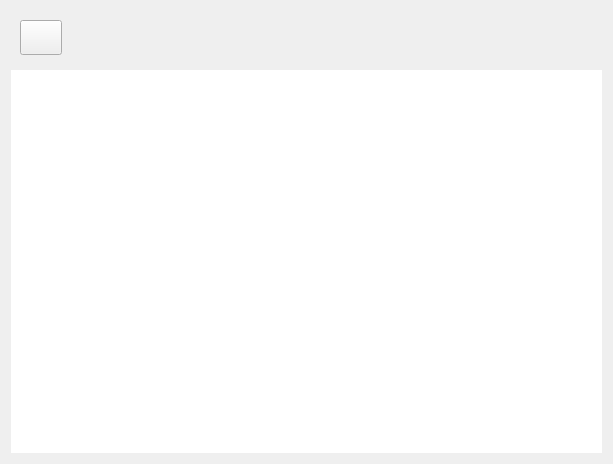
wyc15002105071/Recorder, file widgets/viewer/videoviewer.ui: the form before one commit.
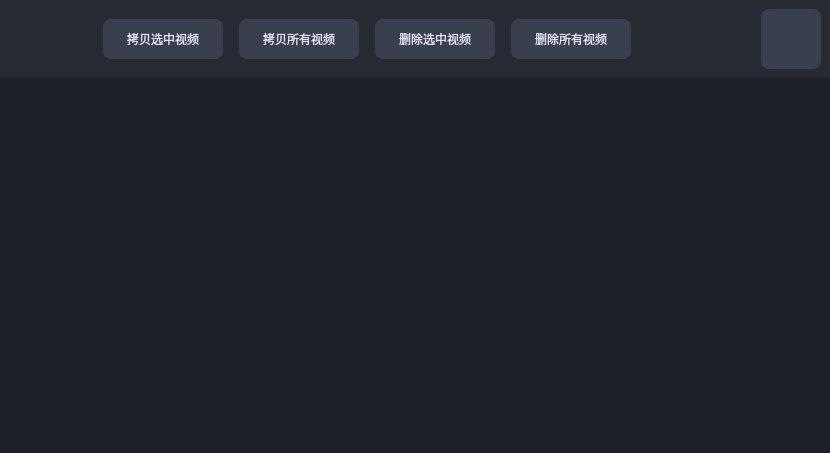
The form after the commit. Icons and pictures are not drawn.

What changed in the file:
```diff
--- a/widgets/viewer/videoviewer.ui
+++ b/widgets/viewer/videoviewer.ui
@@ -6,52 +6,123 @@
    <rect>
     <x>0</x>
     <y>0</y>
-    <width>613</width>
-    <height>464</height>
+    <width>830</width>
+    <height>453</height>
    </rect>
   </property>
   <property name="windowTitle">
    <string>Form</string>
   </property>
   <property name="styleSheet">
-   <string notr="true">#video_list{
+   <string notr="true">#VideoViewer {
+	background-color: rgb(29, 32, 41);
+}
+#video_list{
    color:rgba(255, 255, 255, 1);
 	border:0px;
 	outline:none;
+   
+	background-color: rgb(29, 32, 41);
 }
 
 #video_list::item::selected{
 color:rgba(51, 51, 51, 1);
-background-color: rgb(221, 237, 234, 1);
+background-color: rgba(57, 63, 77, 1);
 }
 
-#back_btn{
-	
-	border-image: url(:/resources/icons/back.png);
-}</string>
+</string>
   </property>
   <layout class="QVBoxLayout" name="verticalLayout">
+   <property name="spacing">
+    <number>0</number>
+   </property>
+   <property name="leftMargin">
+    <number>0</number>
+   </property>
+   <property name="topMargin">
+    <number>0</number>
+   </property>
+   <property name="rightMargin">
+    <number>0</number>
+   </property>
+   <property name="bottomMargin">
+    <number>0</number>
+   </property>
    <item>
     <widget class="QWidget" name="top" native="true">
+     <property name="styleSheet">
+      <string notr="true">#top {
+	background-color: rgb(39, 42, 51);
+}
+
+QPushButton {
+   border-radius:8px;
+	color: rgb(225, 227, 240);
+	background-color: rgba(57, 63, 77, 1);
+}
+
+QPushButton::pressed{
+   border-radius:8px;
+	color: rgb(225, 227, 240);
+	background-color: rgba(24, 144, 255, 1);
+}
+
+#back_btn{
+   background-color:transparent;
+	border-image: url(:/resources/icons/back.png);
+}
+
+#back_btn::clicked{
+   background-color:transparent;
+	border-image: url(:/resources/icons/back.png);
+}
+
+#selectMode_btn {
+	image: url(:/resources/icons/select_mode.png);
+	background-color: rgba(57, 63, 77, 1);
+   border-radius:8px;
+}
+#selectMode_btn::checked {
+	image: url(:/resources/icons/select_mode.png);
+	background-color: rgba(24, 144, 255, 1);
+   border-radius:8px;
+}</string>
+     </property>
      <layout class="QHBoxLayout" name="horizontalLayout">
+      <item>
+       <spacer name="horizontalSpacer_2">
+        <property name="orientation">
+         <enum>Qt::Horizontal</enum>
+        </property>
+        <property name="sizeType">
+         <enum>QSizePolicy::Fixed</enum>
+        </property>
+        <property name="sizeHint" stdset="0">
+         <size>
+          <width>20</width>
+          <height>20</height>
+         </size>
+        </property>
+       </spacer>
+      </item>
       <item alignment="Qt::AlignLeft">
        <widget class="QPushButton" name="back_btn">
         <property name="sizePolicy">
-         <sizepolicy hsizetype="Expanding" vsizetype="Fixed">
+         <sizepolicy hsizetype="Fixed" vsizetype="Fixed">
           <horstretch>0</horstretch>
           <verstretch>0</verstretch>
          </sizepolicy>
         </property>
         <property name="minimumSize">
          <size>
-          <width>42</width>
-          <height>35</height>
+          <width>28</width>
+          <height>48</height>
          </size>
         </property>
         <property name="maximumSize">
          <size>
-          <width>42</width>
-          <height>35</height>
+          <width>28</width>
+          <height>48</height>
          </size>
         </property>
         <property name="text">
@@ -59,6 +130,146 @@
         </property>
        </widget>
       </item>
+      <item>
+       <spacer name="horizontalSpacer_6">
+        <property name="orientation">
+         <enum>Qt::Horizontal</enum>
+        </property>
+        <property name="sizeType">
+         <enum>QSizePolicy::Fixed</enum>
+        </property>
+        <property name="sizeHint" stdset="0">
+         <size>
+          <width>40</width>
+          <height>20</height>
+         </size>
+        </property>
+       </spacer>
+      </item>
+      <item>
+       <widget class="QPushButton" name="pushButton">
+        <property name="sizePolicy">
+         <sizepolicy hsizetype="Fixed" vsizetype="Fixed">
+          <horstretch>0</horstretch>
+          <verstretch>0</verstretch>
+         </sizepolicy>
+        </property>
+        <property name="minimumSize">
+         <size>
+          <width>120</width>
+          <height>40</height>
+         </size>
+        </property>
+        <property name="text">
+         <string>拷贝选中视频</string>
+        </property>
+       </widget>
+      </item>
+      <item>
+       <spacer name="horizontalSpacer_3">
+        <property name="orientation">
+         <enum>Qt::Horizontal</enum>
+        </property>
+        <property name="sizeType">
+         <enum>QSizePolicy::Fixed</enum>
+        </property>
+        <property name="sizeHint" stdset="0">
+         <size>
+          <width>10</width>
+          <height>20</height>
+         </size>
+        </property>
+       </spacer>
+      </item>
+      <item>
+       <widget class="QPushButton" name="pushButton_2">
+        <property name="sizePolicy">
+         <sizepolicy hsizetype="Fixed" vsizetype="Fixed">
+          <horstretch>0</horstretch>
+          <verstretch>0</verstretch>
+         </sizepolicy>
+        </property>
+        <property name="minimumSize">
+         <size>
+          <width>120</width>
+          <height>40</height>
+         </size>
+        </property>
+        <property name="text">
+         <string>拷贝所有视频</string>
+        </property>
+       </widget>
+      </item>
+      <item>
+       <spacer name="horizontalSpacer_4">
+        <property name="orientation">
+         <enum>Qt::Horizontal</enum>
+        </property>
+        <property name="sizeType">
+         <enum>QSizePolicy::Fixed</enum>
+        </property>
+        <property name="sizeHint" stdset="0">
+         <size>
+          <width>10</width>
+          <height>20</height>
+         </size>
+        </property>
+       </spacer>
+      </item>
+      <item>
+       <widget class="QPushButton" name="pushButton_4">
+        <property name="sizePolicy">
+         <sizepolicy hsizetype="Fixed" vsizetype="Fixed">
+          <horstretch>0</horstretch>
+          <verstretch>0</verstretch>
+         </sizepolicy>
+        </property>
+        <property name="minimumSize">
+         <size>
+          <width>120</width>
+          <height>40</height>
+         </size>
+        </property>
+        <property name="text">
+         <string>删除选中视频</string>
+        </property>
+       </widget>
+      </item>
+      <item>
+       <spacer name="horizontalSpacer_5">
+        <property name="orientation">
+         <enum>Qt::Horizontal</enum>
+        </property>
+        <property name="sizeType">
+         <enum>QSizePolicy::Fixed</enum>
+        </property>
+        <property name="sizeHint" stdset="0">
+         <size>
+          <width>10</width>
+          <height>20</height>
+         </size>
+        </property>
+       </spacer>
+      </item>
+      <item>
+       <widget class="QPushButton" name="pushButton_3">
+        <property name="sizePolicy">
+         <sizepolicy hsizetype="Fixed" vsizetype="Fixed">
+          <horstretch>0</horstretch>
+          <verstretch>0</verstretch>
+         </sizepolicy>
+        </property>
+        <property name="minimumSize">
+         <size>
+          <width>120</width>
+          <height>40</height>
+         </size>
+        </property>
+        <property name="text">
+         <string>删除所有视频</string>
+        </property>
+       </widget>
+      </item>
       <item>
        <spacer name="horizontalSpacer">
         <property name="orientation">
@@ -72,6 +283,28 @@
         </property>
        </spacer>
       </item>
+      <item>
+       <widget class="QPushButton" name="selectMode_btn">
+        <property name="sizePolicy">
+         <sizepolicy hsizetype="Fixed" vsizetype="Fixed">
+          <horstretch>0</horstretch>
+          <verstretch>0</verstretch>
+         </sizepolicy>
+        </property>
+        <property name="minimumSize">
+         <size>
+          <width>60</width>
+          <height>60</height>
+         </size>
+        </property>
+        <property name="text">
+         <string/>
+        </property>
+        <property name="checkable">
+         <bool>true</bool>
+        </property>
+       </widget>
+      </item>
      </layout>
     </widget>
    </item>
```
Left out of the diff: 20 changed lines with no effect on the pictures.
